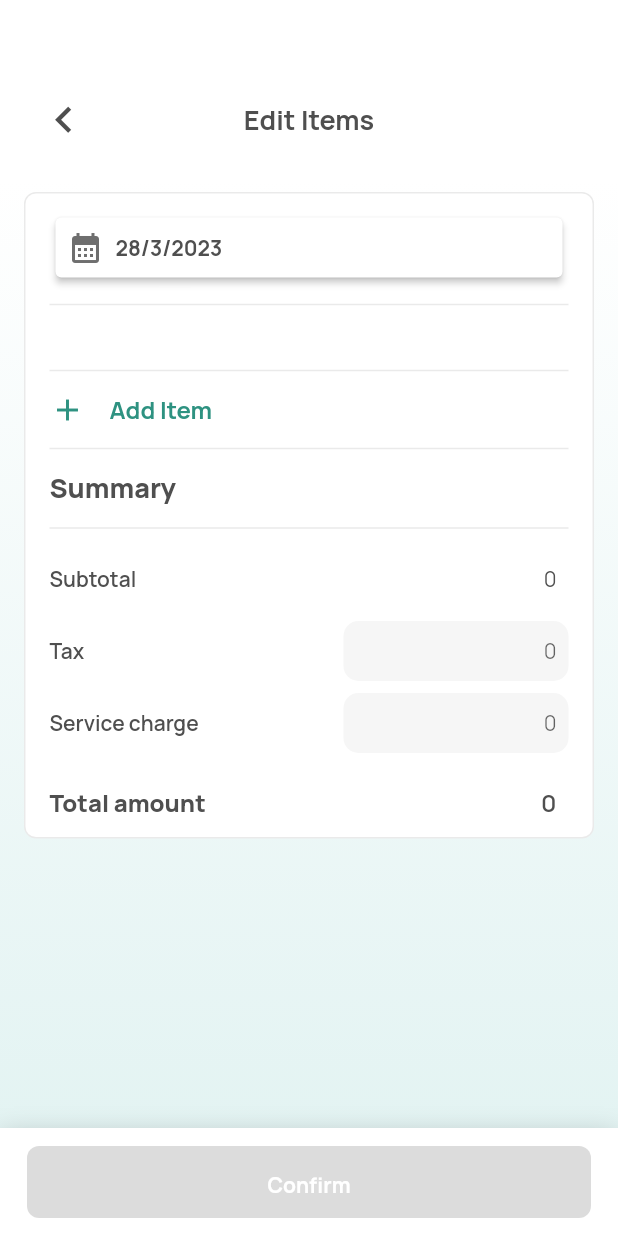
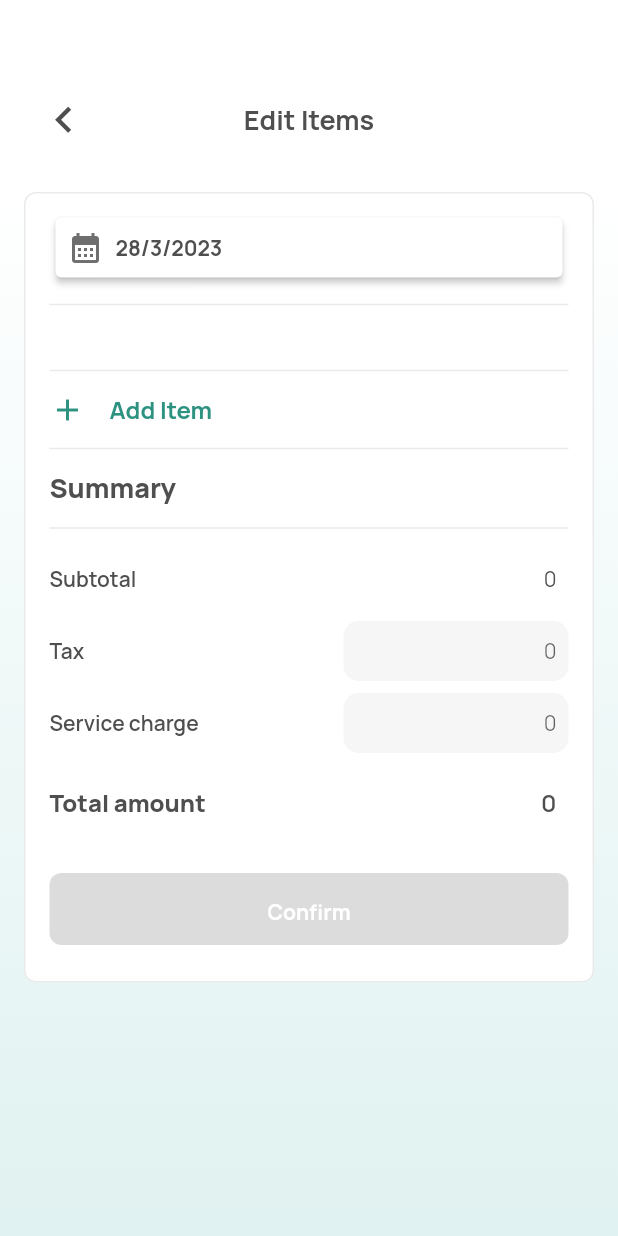
Before and after one commit to split-rex/split-rex-frontend, a Flutter app: the EditItems widget shown alone on an empty page, opened directly, on a phone screen of 412 x 824 dp. Run offline on Flutter 3.47's test engine with Material 2 defaults, Android fonts, the phone set to English and light mode, and no system bars; our stand-ins replace camera, flutter_riverpod, flutter_signin_button, flutter_svg, google_fonts, logger and 1 more; missing offline and left inert: flex_color_picker, flutter_initicon; project files that could hold a hidden picture were left out.

Commit message:
fix: expense button

```diff
--- a/split_rex/lib/src/screens/expense/edit_items.dart
+++ b/split_rex/lib/src/screens/expense/edit_items.dart
@@ -71,6 +71,8 @@ class EditItems extends ConsumerWidget {
                                 ],
                               ),
                             ),
+                            const SizedBox(height: 24.0),
+                            confirmButton(ref)
                           ],
                         ),
                       ),
@@ -83,10 +85,6 @@ class EditItems extends ConsumerWidget {
           )
 
                 ),
-                Align(alignment: Alignment.bottomCenter,
-                child:
-          confirmButton(ref)
-                )
         ],
       )
 
--- a/split_rex/lib/src/services/scan_bill.dart
+++ b/split_rex/lib/src/services/scan_bill.dart
@@ -12,7 +12,7 @@ import 'package:split_rex/src/providers/add_expense.dart';
 
 // TODO masi janky
 class ScanBillServices {
-  String endpoint = "http://3271-34-91-67-56.ngrok.io/ocr";
+  String endpoint = "http://847a-35-204-185-137.ngrok.io/ocr";
 
   Future<void> postBill(WidgetRef ref, File file) async {
     var stream = ByteStream(file.openRead());
--- a/split_rex/lib/src/widgets/expense/edit_items.dart
+++ b/split_rex/lib/src/widgets/expense/edit_items.dart
@@ -310,15 +310,8 @@ Widget confirmButton(WidgetRef ref) => GestureDetector(
     height: 72,
     child:
     Container(
-      decoration: const BoxDecoration(
-        boxShadow: [BoxShadow(
-          offset: Offset(0, 5.0),
-          blurRadius: 15,
-          color: Color.fromARGB(59, 0, 0, 0),
-        )],
-        color: Colors.white,
-      ),
-      padding: const EdgeInsets.symmetric(vertical: 12.0, horizontal: 18.0),
+      color: Colors.white,
+      padding: const EdgeInsets.symmetric(vertical: 12.0),
       child: Container(
         padding: const EdgeInsets.all(16.0),
         alignment: Alignment.center,
```
